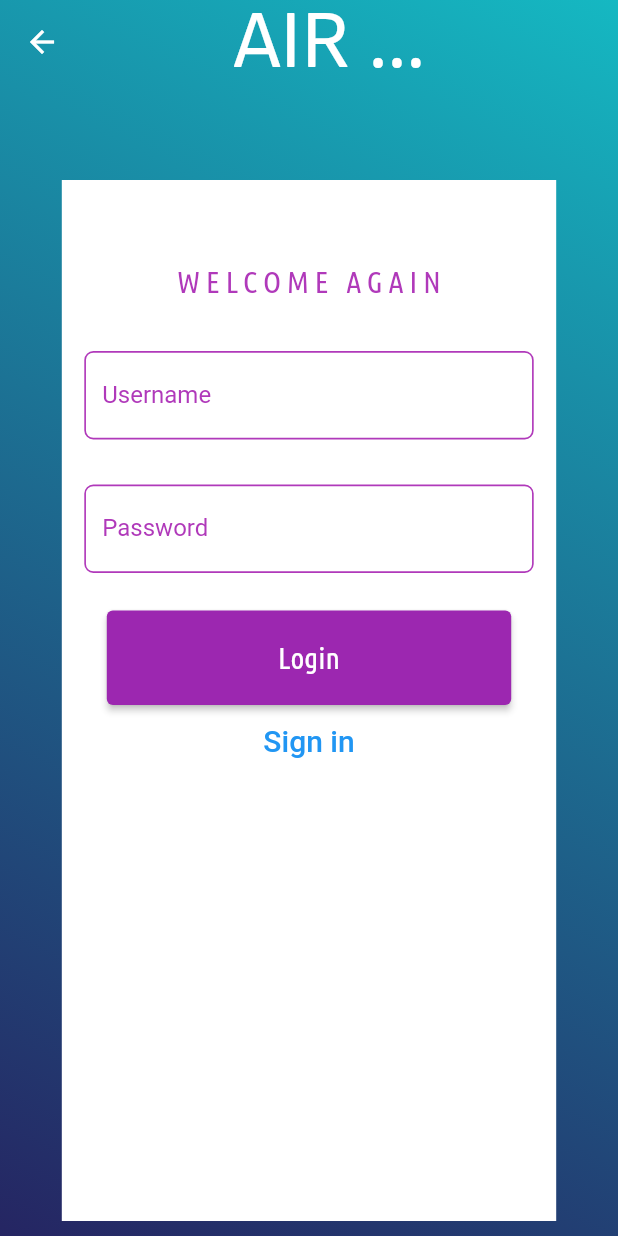
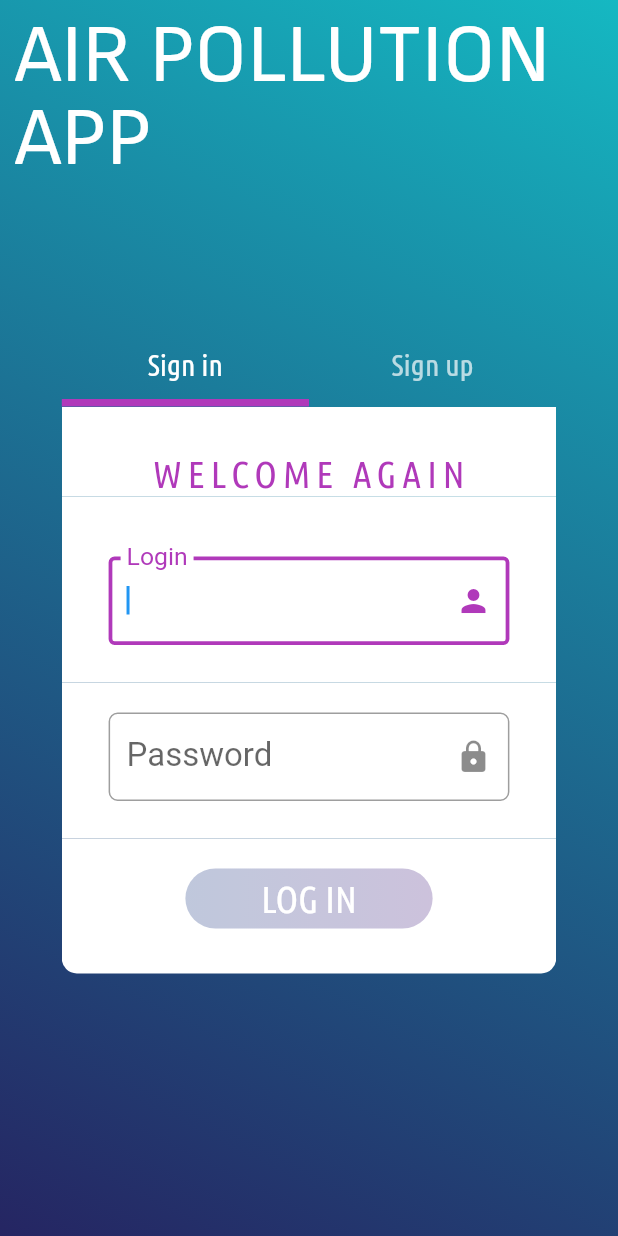
Before and after one commit to pploszczyca/Air-Pollution-Data-Visualizer, a Flutter app: the LoginView screen opened directly, on a phone screen of 412 x 824 dp. Run offline on Flutter 3.47's test engine with Material 2 defaults, Android fonts, the phone set to English and light mode, and no system bars; our stand-ins replace charts_flutter, dio, flutter_dotenv, loading_animation_widget; missing offline and left inert: .., charts_common, multiselect.

Commit message:
added login panel + validation

```diff
--- a/frontend/lib/App.dart
+++ b/frontend/lib/App.dart
@@ -10,7 +10,6 @@ import 'Profile/ProfileView.dart';
 const String endpointList = "Endpoint List";
 const String compareEnpoints = "Compare";
 const String profile = "Profile";
-const String login = "login";
 
 const int endpointListIcon = 0xf1ae;
 const int compareEndpointsIcon = 0xf05bb;
@@ -37,8 +36,7 @@ class _AppState extends State<App> {
     CompareChartsView(
       repository: widget.repository,
     ),
-    const ProfileView(),
-    const LoginView()
+    const ProfileView()
   ];
 
   @override
@@ -64,8 +62,7 @@ class _AppState extends State<App> {
         destinations: [
           _buildRailNavigationItem(endpointList, endpointListIcon),
           _buildRailNavigationItem(compareEnpoints,  compareEndpointsIcon),
-          _buildRailNavigationItem(profile,  profileIcon),
-          _buildRailNavigationItem(login, profileIcon)
+          _buildRailNavigationItem(profile,  profileIcon)
         ],
       ),
     );
@@ -99,8 +96,7 @@ class _AppState extends State<App> {
         _buildNavigationItem(endpointList, const Icon(Icons.map_outlined)),
         _buildNavigationItem(
             compareEnpoints, const Icon(Icons.area_chart_outlined)),
-        _buildNavigationItem(profile, const Icon(Icons.person_outline)),
-        _buildNavigationItem(login, const Icon(Icons.person_outline)),
+        _buildNavigationItem(profile, const Icon(Icons.person_outline))
       ],
       onTap: (index) => setState(() {
         _selectedIndex = index;
--- a/frontend/lib/Logging/LoginNavigator.dart
+++ /dev/null
@@ -1,31 +0,0 @@
-import 'package:adpv_frontend/EndpointList/EnpointList.dart';
-import 'package:adpv_frontend/Routing.dart';
-import 'package:flutter/material.dart';
-
-import '../Repository/AbstractEndpointRepository.dart';
-import 'LoginView.dart';
-
-class LoginNavigator extends StatefulWidget {
-
-  const LoginNavigator({Key? key})
-      : super(key: key);
-
-  @override
-  State<LoginNavigator> createState() => _LoginNavigatorState();
-}
-
-class _LoginNavigatorState extends State<LoginNavigator> {
-  @override
-  Widget build(BuildContext context) {
-    return Navigator(
-      onGenerateRoute: (RouteSettings settings) {
-        late Widget page;
-        page = const LoginView();
-
-        return MaterialPageRoute<dynamic>(builder: (context) {
-          return page;
-        });
-      },
-    );
-  }
-}
--- a/frontend/lib/Logging/LoginView.dart
+++ b/frontend/lib/Logging/LoginView.dart
@@ -1,8 +1,12 @@
-import 'package:adpv_frontend/Common/Common.dart';
+import 'package:adpv_frontend/Logging/utils.dart';
 import 'package:flutter/material.dart';
-import 'package:provider/provider.dart';
 
-import '../../../Common/TitledLineChart.dart';
+const Color loginPagePrimaryColor = Color.fromRGBO(176, 57, 186, 1);
+ColorScheme loginPageTheme =
+    ThemeData().colorScheme.copyWith(primary: loginPagePrimaryColor);
+
+const backgroundDecor = BoxDecoration(color: Colors.white);
+
 
 class LoginView extends StatefulWidget {
   const LoginView({Key? key}) : super(key: key);
@@ -11,23 +15,289 @@ class LoginView extends StatefulWidget {
   State<LoginView> createState() => _LoginViewState();
 }
 
-class _LoginViewState extends State<LoginView> {
-  TextEditingController nameController = TextEditingController();
-  TextEditingController passwordController = TextEditingController();
+class _LoginViewState extends State<LoginView>
+    with SingleTickerProviderStateMixin {
+  FormType formType = FormType.signin;
+  late TabController tabController;
+
+  final TextEditingController emailLoginController = TextEditingController();
+  final TextEditingController passwordLoginController = TextEditingController();
+  final TextEditingController emailCreateController = TextEditingController();
+  final TextEditingController passwordCreateController =
+      TextEditingController();
+
+  ButtonState loginButtonState = ButtonState.disabled;
+  ButtonState createButtonState = ButtonState.disabled;
 
   @override
-  Widget build(BuildContext context) {
-    return Scaffold(
-        extendBodyBehindAppBar: true,
-        appBar: AppBar(
-          title: Text('AIR POLLUTION APP'),
-          titleTextStyle: TextStyle(
-              fontFamily: 'SofiaSans', fontSize: 55, color: Colors.white),
-          titleSpacing: 100.0,
-          backgroundColor: Colors.transparent,
-          elevation: 0,
+  void initState() {
+    super.initState();
+    tabController = TabController(length: 2, vsync: this);
+    tabController.addListener(() {
+      setState(() {
+        formType = FormType.values[tabController.index];
+      });
+    });
+  }
+
+  @override
+  void dispose() {
+    tabController.dispose();
+    super.dispose();
+  }
+
+  void enableSubmitButton(ButtonState buttonState) {
+    setState(() {
+      if (formType == FormType.signin) {
+        loginButtonState = buttonState;
+      } else if (formType == FormType.signup) {
+        createButtonState = buttonState;
+      }
+    });
+  }
+
+  void listenForLoginInput() {
+    if (emailLoginController.text.isNotEmpty &&
+        passwordLoginController.text.isNotEmpty &&
+        checkEmailRegex(emailLoginController.text)) {
+      enableSubmitButton(ButtonState.enabled);
+    } else {
+      enableSubmitButton(ButtonState.disabled);
+    }
+  }
+
+  void listenForCreateInput() {
+    if (emailCreateController.text.isNotEmpty &&
+        passwordCreateController.text.isNotEmpty &&
+        checkEmailRegex(emailCreateController.text) &&
+        checkPasswordRegex(passwordCreateController.text)) {
+      enableSubmitButton(ButtonState.enabled);
+    } else {
+      enableSubmitButton(ButtonState.disabled);
+    }
+  }
+
+  _LoginViewState() {
+    emailLoginController.addListener(listenForLoginInput);
+    passwordLoginController.addListener(listenForLoginInput);
+    emailCreateController.addListener(listenForCreateInput);
+    passwordCreateController.addListener(listenForCreateInput);
+  }
+
+  void onSubmitButton() {
+    late AuthenticateForm form;
+    if (formType == FormType.signin) {
+      form = AuthenticateForm(emailLoginController.text,
+          passwordLoginController.text, FormType.signin);
+    } else if (formType == FormType.signup) {
+      form = AuthenticateForm(emailCreateController.text,
+          passwordLoginController.text, FormType.signup);
+    }
+  }
+
+  Container _buildAppBar() => Container(
+        height: 200,
+        padding: const EdgeInsets.only(top: 10, left: 10, right: 10),
+        decoration: const BoxDecoration(color: Colors.transparent),
+        child: const Text('AIR POLLUTION APP',
+            style: TextStyle(
+                fontFamily: 'SofiaSans', fontSize: 55, color: Colors.white)),
+      );
+
+  Container _buildEmailInput(TextEditingController controller) => Container(
+      decoration: backgroundDecor,
+      alignment: Alignment.center,
+      padding: EdgeInsets.only(
+          left: MediaQuery.of(context).size.width * 0.1 - 10,
+          right: MediaQuery.of(context).size.width * 0.1 - 10,
+          top: 40,
+          bottom: 25),
+      child: Theme(
+        data: Theme.of(context).copyWith(colorScheme: loginPageTheme),
+        child: TextField(
+          controller: controller,
+          decoration: const InputDecoration(
+            focusedBorder: OutlineInputBorder(
+                borderSide:
+                    BorderSide(width: 2.5, color: loginPagePrimaryColor)),
+            labelText: 'Login',
+            labelStyle: TextStyle(
+              fontSize: 22,
             ),
-        body: Container(
+            suffixIcon: Icon(Icons.person),
+            border: OutlineInputBorder(
+                borderRadius: BorderRadius.all(Radius.circular(6)),
+                borderSide: BorderSide(width: 2)),
+          ),
+          autofocus: true,
+        ),
+      ));
+
+  Container _buildPasswordInput(TextEditingController controller) => Container(
+      decoration: backgroundDecor,
+      padding: EdgeInsets.only(
+          left: MediaQuery.of(context).size.width * 0.1 - 10,
+          right: MediaQuery.of(context).size.width * 0.1 - 10,
+          top: 20,
+          bottom: 25),
+      child: Theme(
+        data: Theme.of(context).copyWith(colorScheme: loginPageTheme),
+        child: TextField(
+          controller: controller,
+          obscureText: true,
+          decoration: const InputDecoration(
+            focusedBorder: OutlineInputBorder(
+                borderSide:
+                    BorderSide(width: 2.5, color: loginPagePrimaryColor)),
+            labelText: 'Password',
+            labelStyle: TextStyle(
+              fontSize: 22,
+            ),
+            suffixIcon: Icon(Icons.lock),
+            border: OutlineInputBorder(
+                borderRadius: BorderRadius.all(Radius.circular(6)),
+                borderSide: BorderSide(width: 2)),
+          ),
+          autofocus: true,
+        ),
+      ));
+
+  Container _buildWelcomeBanner(String text) => Container(
+      height: 60,
+      decoration: backgroundDecor,
+      alignment: Alignment.topCenter,
+      padding: const EdgeInsets.only(top: 30, left: 20, right: 20, bottom: 0),
+      child: Text(
+        text,
+        style: const TextStyle(
+            fontSize: 25,
+            fontFamily: 'Ubuntu Condensed',
+            color: loginPagePrimaryColor,
+            letterSpacing: 4),
+      ));
+
+  Container _buildPasswordSupportText() => Container(
+      decoration: backgroundDecor,
+      padding: const EdgeInsets.only(left: 10, right: 10, bottom: 15),
+      alignment: Alignment.center,
+      child: Text(
+        'Your password needs to contain: at least one digit, at least one upper case and lower case letter',
+        style: TextStyle(
+          fontSize: 18,
+          fontFamily: 'Ubuntu Condensed',
+          color: checkPasswordRegex(passwordCreateController.text)
+              ? Colors.green
+              : Colors.red,
+        ),
+      ));
+
+  Container _buildSubmitButton(String text, ButtonState state) => Container(
+      decoration: const BoxDecoration(
+          color: Colors.white,
+          borderRadius: BorderRadius.only(
+              topLeft: Radius.circular(0),
+              topRight: Radius.circular(0),
+              bottomLeft: Radius.circular(10),
+              bottomRight: Radius.circular(10))),
+      height: 90,
+      padding: EdgeInsets.fromLTRB(MediaQuery.of(context).size.width * 0.2, 20,
+          MediaQuery.of(context).size.width * 0.2, 30),
+      child: Container(
+        decoration: BoxDecoration(
+          gradient: state == ButtonState.enabled
+              ? const LinearGradient(colors: [
+                  Color.fromRGBO(71, 118, 230, 1),
+                  Color.fromRGBO(142, 84, 233, 1)
+                ])
+              : const LinearGradient(colors: [
+                  Color.fromRGBO(71, 118, 230, 0.2),
+                  Color.fromRGBO(142, 84, 233, 0.2)
+                ]),
+          borderRadius: BorderRadius.circular(20),
+        ),
+        child: ElevatedButton(
+          onPressed: (state == ButtonState.disabled) ? null : onSubmitButton,
+          style: ElevatedButton.styleFrom(
+            primary: Colors.transparent,
+            shadowColor: Colors.transparent,
+            shape:
+                RoundedRectangleBorder(borderRadius: BorderRadius.circular(20)),
+          ),
+          child: Text(
+            text,
+            style: const TextStyle(
+                fontFamily: 'Ubuntu Condensed',
+                fontSize: 25,
+                color: Colors.white),
+          ),
+        ),
+      ));
+
+  Container _buildInputFormPanel(
+          String welcomeText,
+          String buttonText,
+          ButtonState buttonState,
+          TextEditingController emailController,
+          TextEditingController passwordController,
+          FormType type) =>
+      Container(
+          decoration: const BoxDecoration(
+              borderRadius: BorderRadius.only(
+                  topLeft: Radius.circular(0),
+                  topRight: Radius.circular(0),
+                  bottomLeft: Radius.circular(10),
+                  bottomRight: Radius.circular(10))),
+          child: ListView(
+            children: <Widget>[
+              _buildWelcomeBanner(welcomeText),
+              _buildEmailInput(emailController),
+              _buildPasswordInput(passwordController),
+              type == FormType.signup
+                  ? _buildPasswordSupportText()
+                  : const SizedBox.shrink(),
+              _buildSubmitButton(buttonText, buttonState),
+            ],
+          ));
+
+  TabBar _buildTabBar() => TabBar(
+        indicatorColor: loginPagePrimaryColor,
+        indicatorWeight: 5,
+        controller: tabController,
+        tabs: const [
+          Tab(
+            child: Text(
+              'Sign in',
+              style: TextStyle(fontFamily: 'Ubuntu Condensed', fontSize: 20),
+            ),
+          ),
+          Tab(
+            child: Text(
+              'Sign up',
+              style: TextStyle(fontFamily: 'Ubuntu Condensed', fontSize: 20),
+            ),
+          ),
+        ],
+      );
+
+  Expanded _buildExpandedTabs() => Expanded(
+      flex: 1,
+      child: TabBarView(
+        controller: tabController,
+        children: [
+          _buildInputFormPanel('WELCOME AGAIN', 'LOG IN', loginButtonState,
+              emailLoginController, passwordLoginController, FormType.signin),
+          _buildInputFormPanel('HI NEW USER', 'CREATE', createButtonState,
+              emailCreateController, passwordCreateController, FormType.signup),
+        ],
+      ));
+
+  @override
+  Widget build(BuildContext context) => Scaffold(
+      body: SingleChildScrollView(
+          child: Container(
+              height: MediaQuery.of(context).size.height,
+              width: double.infinity,
+              alignment: Alignment.topCenter,
               decoration: const BoxDecoration(
                   gradient: LinearGradient(
                       begin: Alignment.topRight,
@@ -36,104 +306,26 @@ class _LoginViewState extends State<LoginView> {
                     Color.fromRGBO(21, 184, 194, 1),
                     Color.fromRGBO(14, 14, 82, 0.9)
                   ])),
-            child: Padding(
+              child: ListView(children: [
+                _buildAppBar(),
+                Container(
+                  width: 300,
+                  height: 550,
                   padding: EdgeInsets.only(
                     left: MediaQuery.of(context).size.width * 0.1,
-                    top: 120.0,
+                    top: 20,
                     right: MediaQuery.of(context).size.width * 0.1,
-                    bottom: 10.0),
-                child: Container(
-                    decoration: const BoxDecoration(color: Colors.white),
-                    child: ListView(
-                      children: <Widget>[
-                        Container(
-                            alignment: Alignment.center,
-                            padding: const EdgeInsets.only(
-                                top: 0.0, left: 20.0, right: 20.0, bottom: 20.0),
-                            child: const Text(
-                              'WELCOME AGAIN',
-                              style: TextStyle(
-                                  fontSize: 20,
-                                  fontFamily: 'Ubuntu Condensed',
-                                  color: Color.fromRGBO(176, 57, 186, 1.0),
-                                  letterSpacing: 4),
-                            )),
-                        Container(
-                          padding: const EdgeInsets.all(15),
-                          child: TextField(
-                            controller: nameController,
-                            decoration: const InputDecoration(
-                                enabledBorder: OutlineInputBorder(
-                                    borderRadius:
-                                        BorderRadius.all(Radius.circular(6.0)),
-                                    borderSide: BorderSide(
-                                        color:
-                                            Color.fromRGBO(176, 57, 186, 1.0),
-                                        width: 1.1)),
-                                focusedBorder: OutlineInputBorder(
-                                    borderRadius:
-                                        BorderRadius.all(Radius.circular(6.0)),
-                                    borderSide: BorderSide(
-                                        color:
-                                            Color.fromRGBO(176, 57, 186, 1.0),
-                                        width: 1.1)),
-                                label: Text('Username',
-                                    textAlign: TextAlign.center),
-                                labelStyle: TextStyle(
-                                    color: Color.fromRGBO(176, 57, 186, 1.0))),
+                  ),
+                  child: DefaultTabController(
+                    length: 2,
+                    child: Scaffold(
+                      backgroundColor: Colors.transparent,
+                      body: Column(children: <Widget>[
+                        _buildTabBar(),
+                        _buildExpandedTabs()
+                      ]),
                     ),
                   ),
-                        Container(
-                          padding: const EdgeInsets.all(15),
-                          child: TextField(
-                            controller: nameController,
-                            decoration: const InputDecoration(
-                                enabledBorder: OutlineInputBorder(
-                                    borderRadius:
-                                    BorderRadius.all(Radius.circular(6.0)),
-                                    borderSide: BorderSide(
-                                        color:
-                                        Color.fromRGBO(176, 57, 186, 1.0),
-                                        width: 1.1)),
-                                focusedBorder: OutlineInputBorder(
-                                    borderRadius:
-                                    BorderRadius.all(Radius.circular(6.0)),
-                                    borderSide: BorderSide(
-                                        color:
-                                        Color.fromRGBO(176, 57, 186, 1.0),
-                                        width: 1.1)),
-                                label: Text('Password',
-                                    textAlign: TextAlign.center),
-                                labelStyle: TextStyle(
-                                    color: Color.fromRGBO(176, 57, 186, 1.0))),
-                          ),
-                        ),
-                        Container(
-                            padding: const EdgeInsets.fromLTRB(30, 10, 30, 0),
-                            child: ElevatedButton(
-                              style:
-                              ElevatedButton.styleFrom(textStyle: const TextStyle(fontSize: 20, fontFamily: 'Ubuntu Condensed'),
-                                primary: Colors.purple,
-                                padding: EdgeInsets.symmetric(horizontal: 20, vertical: 20),),
-                              child: const Text('Login'),
-                              onPressed: () {
-                              },
-                            )),
-                        Row(
-                          children: <Widget>[
-                            TextButton(
-                              child: const Text(
-                                'Sign in',
-                                style: TextStyle(fontSize: 20),
-                              ),
-                              onPressed: () {
-                                //signup screen
-                              },
                 )
-                          ],
-                          mainAxisAlignment: MainAxisAlignment.center,
-                        ),
-                      ],
-                    )))));
+              ]))));
 }
-}
--- /dev/null
+++ b/frontend/lib/Logging/utils.dart
@@ -0,0 +1,37 @@
+
+enum ButtonState { enabled, disabled }
+
+enum FormType { signin, signup }
+
+bool checkPasswordRegex(String text) {
+  const String pattern = r'^(?=.*[0-9])(?=.*[a-z])(?=.*[A-Z]).{1,}$';
+  final RegExp regex = RegExp(pattern);
+  return executeRegex(regex, text);
+}
+
+bool checkEmailRegex(String text) {
+  const String pattern =
+      r'^(([^<>()[\]\\.,;:\s@\"]+(\.[^<>()[\]\\.,;:\s@\"]+)*)|(\".+\"))@((\[[0-9]{1,3}\.[0-9]{1,3}\.[0-9]{1,3}\.[0-9]{1,3}\])|(([a-zA-Z\-0-9]+\.)+[a-zA-Z]{2,}))$';
+  final RegExp regex = RegExp(pattern);
+  return executeRegex(regex, text);
+}
+
+bool executeRegex(RegExp regex, String text) {
+  if (regex.hasMatch(text)) {
+    return true;
+  } else {
+    return false;
+  }
+}
+
+class AuthenticateForm{
+  String email;
+  String password;
+  FormType formType;
+
+  AuthenticateForm(
+      this.email,
+      this.password,
+      this.formType
+      );
+}
--- a/frontend/lib/main.dart
+++ b/frontend/lib/main.dart
@@ -1,3 +1,4 @@
+import 'package:adpv_frontend/Logging/LoginView.dart';
 import 'package:adpv_frontend/Repository/MockRepository.dart';
 import 'package:adpv_frontend/Repository/RestClient.dart';
 import 'package:dio/dio.dart';
@@ -21,10 +22,7 @@ class MyApp extends StatelessWidget {
         theme: ThemeData(
           primarySwatch: Colors.blue,
         ),
-        home: App(
-          endpointRepository: endpointRepository,
-          repository: restClient,
-        ),
+        home: const LoginView()
     );
 }
 
```
Also changed, not shown: frontend/pubspec.lock. Lines whose indentation alone changed are shown as unchanged.
